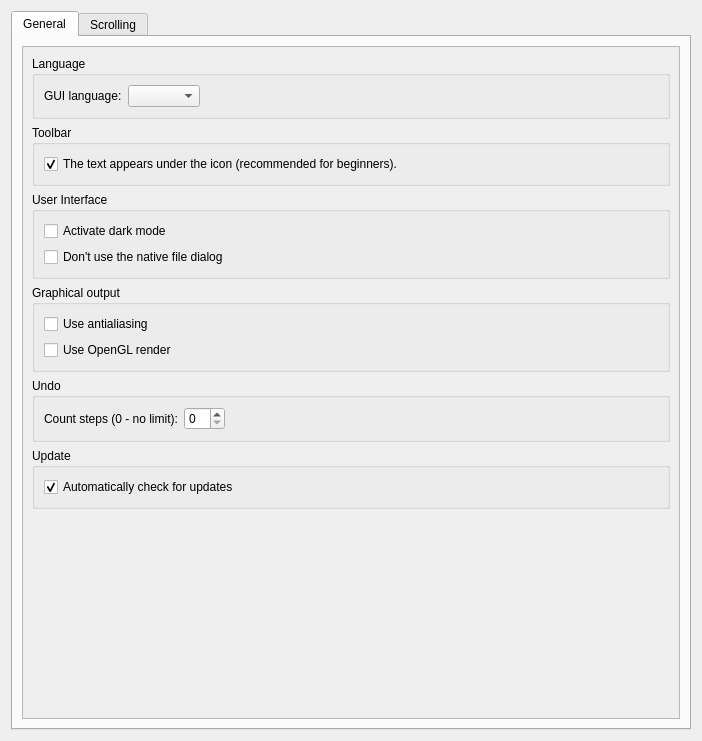
This is src/app/puzzle/dialogs/configpages/puzzlepreferencesconfigurationpage.ui in dismine/valentina as Qt 5 draws it before an edit. The edited form follows.
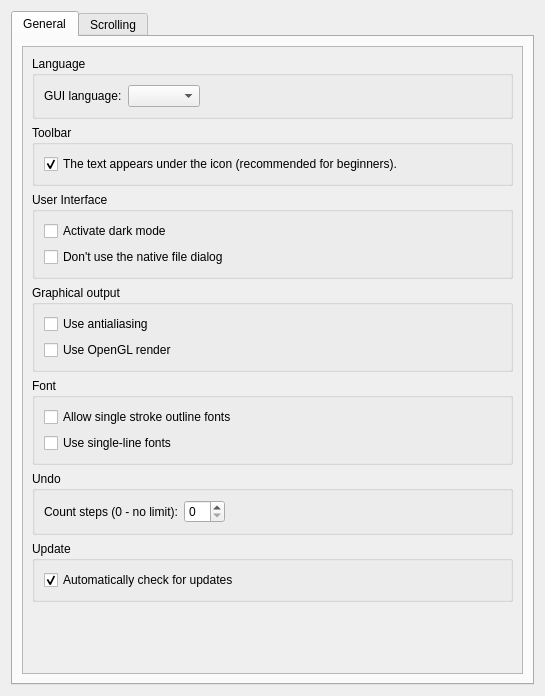
This is the edited form.

Commit message: Support for single-line fonts.

What changed in the file:
```diff
--- a/src/app/puzzle/dialogs/configpages/puzzlepreferencesconfigurationpage.ui
+++ b/src/app/puzzle/dialogs/configpages/puzzlepreferencesconfigurationpage.ui
@@ -6,8 +6,8 @@
    <rect>
     <x>0</x>
     <y>0</y>
-    <width>702</width>
-    <height>741</height>
+    <width>545</width>
+    <height>696</height>
    </rect>
   </property>
   <property name="windowTitle">
@@ -34,11 +34,11 @@
            <rect>
             <x>0</x>
             <y>0</y>
-            <width>660</width>
-            <height>672</height>
+            <width>503</width>
+            <height>627</height>
            </rect>
           </property>
-          <layout class="QVBoxLayout" name="verticalLayout_6">
+          <layout class="QVBoxLayout" name="verticalLayout_10">
            <item>
             <widget class="QGroupBox" name="groupBox_2">
              <property name="title">
@@ -133,6 +133,32 @@
              </layout>
             </widget>
            </item>
+           <item>
+            <widget class="QGroupBox" name="groupBox_10">
+             <property name="title">
+              <string>Font</string>
+             </property>
+             <layout class="QVBoxLayout" name="verticalLayout_6">
+              <item>
+               <widget class="QCheckBox" name="checkBoxSingleStrokeOutlineFont">
+                <property name="text">
+                 <string>Allow single stroke outline fonts</string>
+                </property>
+               </widget>
+              </item>
+              <item>
+               <widget class="QCheckBox" name="checkBoxSingleLineFonts">
+                <property name="toolTip">
+                 <string>When this option is activated, the application will utilize SVG Fonts present in your system to render piece label text, instead of using outline fonts. </string>
+                </property>
+                <property name="text">
+                 <string>Use single-line fonts</string>
+                </property>
+               </widget>
+              </item>
+             </layout>
+            </widget>
+           </item>
            <item>
             <widget class="QGroupBox" name="groupBox_5">
              <property name="title">
```
Left out of the diff: 4 changed lines with no effect on the pictures. The commit also changes 136 other files.
